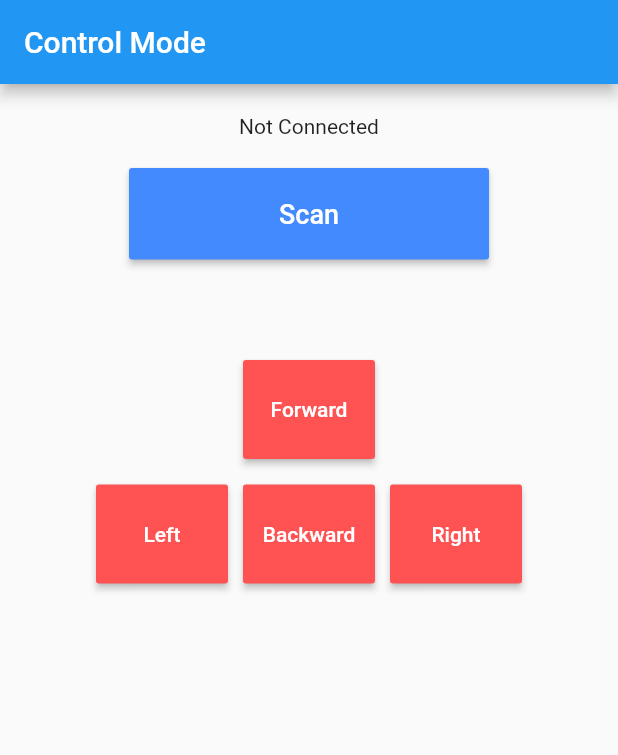
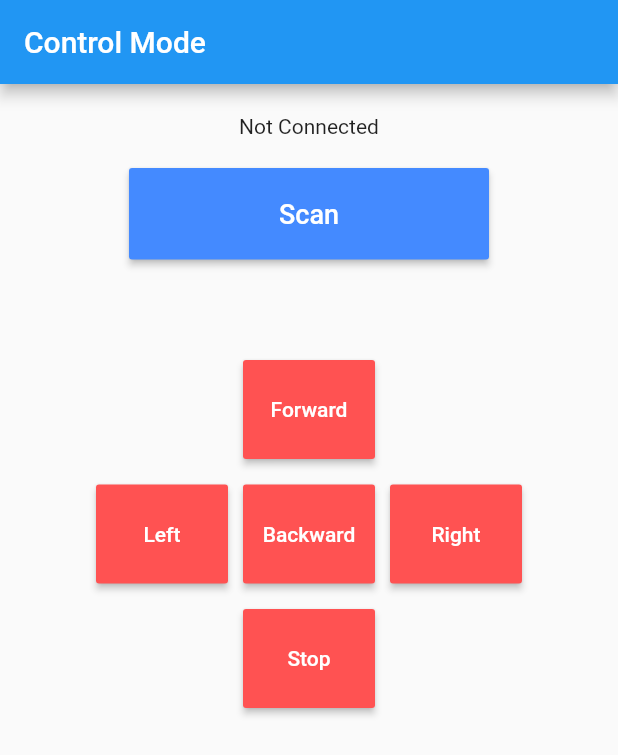
Before and after one commit to DR0PD0WN/Project_Intelligence_Robot, a Flutter app: the screen it shows after launch, after a tap on "Control", on a phone screen of 412 x 824 dp. Shown: the top 755 px of the screen. Run offline on Flutter 3.47's test engine with Material 2 defaults, Android fonts, the phone set to English and light mode, and no system bars; our stand-ins replace flutter_blue, flutter_tts, speech_to_text; missing offline and left inert: flutter_dialogflow, hardware_buttons, speech_recognition; Roboto replaces fonts that are missing (Kanit).

Commit message:
lastest commit

```diff
--- a/lib/pages/Assistant/VoiceAssistant.dart
+++ b/lib/pages/Assistant/VoiceAssistant.dart
@@ -7,6 +7,7 @@ import 'package:hardware_buttons/hardware_buttons.dart' as HardwareButtons;
 import 'package:speech_to_text/speech_to_text.dart';
 import 'package:speech_to_text/speech_recognition_result.dart';
 import 'package:speech_to_text/speech_recognition_error.dart';
+import 'package:speech_recognition/speech_recognition.dart';
 
 // Global Var! Zone
 final FlutterTts flutterTts = FlutterTts(); // Create FlutterTTS Instance
@@ -58,9 +59,8 @@ class _VoiceAssistantState extends State<VoiceAssistant> {
   void Speak(Words) async {
     // Text-to-Speech
     await flutterTts.setLanguage("th-TH");
-    await flutterTts.speak(Words);
+    await flutterTts.speak(Words); //เปลี่ยน Words เป็น text
   }
-
   // --! It May be bugg! lol -->
 
   void DialogResp(query) async {
--- a/lib/pages/Controller/BluetoothBLE.dart
+++ b/lib/pages/Controller/BluetoothBLE.dart
@@ -12,7 +12,7 @@ class BluetoothBLE extends StatefulWidget {
 class _BluetoothBLEState extends State<BluetoothBLE> {
   final String SERVICE_UUID = "0000ffe0-0000-1000-8000-00805f9b34fb";
   final String CHARACTERISTIC_UUID = "0000ffe1-0000-1000-8000-00805f9b34fb";
-  final String TARGET_DEVICE_NAME = "BT05";
+  final String TARGET_DEVICE_NAME = "MLT-BT05";
 
   FlutterBlue flutterBlue = FlutterBlue.instance;
   StreamSubscription<ScanResult> scanSubScription;
@@ -177,7 +177,7 @@ class _BluetoothBLEState extends State<BluetoothBLE> {
                             writeData("left");
                           },
                         ),
-                        SizedBox(width : 10),
+                        SizedBox(width: 10),
                         RaisedButton(
                           color: Colors.redAccent,
                           padding: EdgeInsets.symmetric(
@@ -191,7 +191,7 @@ class _BluetoothBLEState extends State<BluetoothBLE> {
                             writeData("backward");
                           },
                         ),
-                        SizedBox(width : 10),
+                        SizedBox(width: 10),
                         RaisedButton(
                           color: Colors.redAccent,
                           padding: EdgeInsets.symmetric(
@@ -206,7 +206,27 @@ class _BluetoothBLEState extends State<BluetoothBLE> {
                           },
                         ),
                       ],
-                    )
+                    ),
+                    Row(
+                      mainAxisAlignment: MainAxisAlignment.center,
+                      children: <Widget>[
+                        SizeBoxSpace(),
+                        RaisedButton(
+                          color: Colors.redAccent,
+                          padding: EdgeInsets.symmetric(
+                            vertical: buttonDim,
+                          ),
+                          child: Text('Stop',
+                              style: TextStyle(
+                                  fontSize: fontSize, color: Colors.white)),
+                          onPressed: () {
+                            print("Pressed S");
+                            writeData("stop");
+                          },
+                        ),
+                        SizeBoxSpace(),
+                      ],
+                    ),
                   ],
                 ),
               ),
--- a/lib/pages/function.dart
+++ b/lib/pages/function.dart
@@ -92,7 +92,7 @@ class FunctionMenu extends StatelessWidget {
           ),
           RaisedButton(
             padding: const EdgeInsets.symmetric(vertical: 20, horizontal: 20),
-            color: Colors.indigo[900],
+            color: Colors.green[300],
             child: Row(
               children: <Widget>[
                 Icon(Icons.play_arrow, color: Colors.white),
--- a/pubspec.yaml
+++ b/pubspec.yaml
@@ -14,14 +14,14 @@ description: Project I
 version: 1.0.0+1
 
 environment:
-  sdk: ">=2.1.0 <3.0.0"
+  sdk: ">=2.2.0 <3.0.0"
 
 dependencies:
+  permission: ^0.1.5
   flutter:
     sdk: flutter
-
   cupertino_icons: ^0.1.2
-  flutter_tts: ^0.8.6
+  flutter_tts: ^3.0.0
   flutter_dialogflow: ^0.1.3
   speech_to_text: ^2.5.0
   flutter_blue: ^0.6.3+1
```
Also changed, not shown: pubspec.lock.
